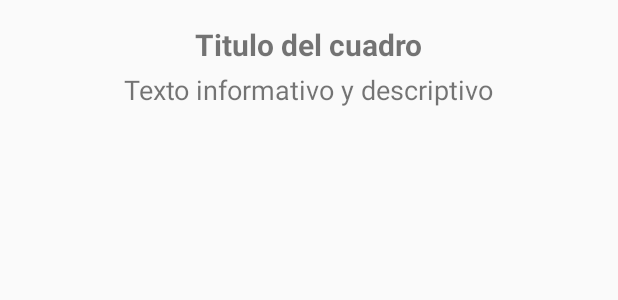
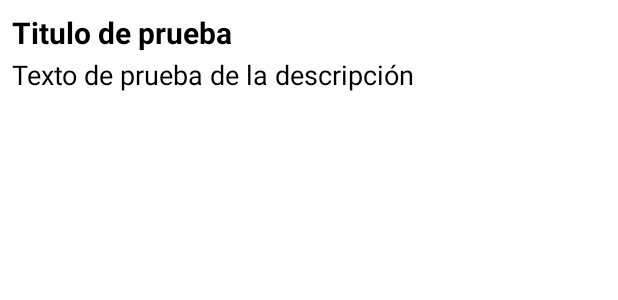
Before and after one commit to MarioFoos/KDnDApp, an Android app built with Jetpack Compose: the layout dialog_info_layout.xml on its own in the app's theme, with its tools: preview values and no code run, on a phone screen of 412 x 824 dp. Shown: the top 300 px of the screen. Run offline under Robolectric (Android 15) with nearby library versions, the phone set to English and light mode, and no system bars.

```diff
--- a/app/src/main/res/layout/dialog_info_layout.xml
+++ b/app/src/main/res/layout/dialog_info_layout.xml
@@ -1,37 +1,31 @@
 <?xml version="1.0" encoding="utf-8"?>
-<androidx.constraintlayout.widget.ConstraintLayout xmlns:android="http://schemas.android.com/apk/res/android"
+<LinearLayout xmlns:android="http://schemas.android.com/apk/res/android"
     xmlns:app="http://schemas.android.com/apk/res-auto"
     xmlns:tools="http://schemas.android.com/tools"
     android:layout_width="match_parent"
-    android:layout_height="match_parent">
+    android:layout_height="match_parent"
+    android:background="@color/clWhite"
+    android:orientation="vertical"
+    android:padding="@dimen/dimDialogPadding">
 
     <TextView
         android:id="@+id/textInfoTitle"
-        android:layout_width="wrap_content"
+        android:layout_width="match_parent"
         android:layout_height="wrap_content"
-        android:layout_marginStart="@dimen/dimDialogPadding"
-        android:layout_marginTop="@dimen/dimDialogPadding"
-        android:layout_marginEnd="@dimen/dimDialogPadding"
         android:textAlignment="viewStart"
+        android:textColor="@color/clBlack"
         android:textSize="@dimen/dimFontLarge"
         android:textStyle="bold"
-        app:layout_constraintEnd_toEndOf="parent"
-        app:layout_constraintStart_toStartOf="parent"
-        app:layout_constraintTop_toTopOf="parent"
-        tools:text="Titulo del cuadro" />
+        tools:text="Titulo de prueba" />
 
     <TextView
         android:id="@+id/textInfoDesc"
-        android:layout_width="wrap_content"
+        android:layout_width="match_parent"
         android:layout_height="wrap_content"
-        android:layout_marginStart="@dimen/dimDialogPadding"
-        android:layout_marginTop="@dimen/control_margin_normal"
-        android:layout_marginEnd="16dp"
+        android:layout_marginTop="@dimen/dimSpaceV"
         android:textAlignment="viewStart"
+        android:textColor="@color/clBlack"
         android:textSize="@dimen/dimFontNormal"
-        app:layout_constraintEnd_toEndOf="parent"
-        app:layout_constraintStart_toStartOf="parent"
-        app:layout_constraintTop_toBottomOf="@+id/textInfoTitle"
-        tools:text="Texto informativo y descriptivo" />
+        tools:text="Texto de prueba de la descripción" />
 
-</androidx.constraintlayout.widget.ConstraintLayout>
+</LinearLayout>
--- a/app/src/main/res/values/dimens.xml
+++ b/app/src/main/res/values/dimens.xml
@@ -28,7 +28,7 @@
     <dimen name="dimLevelFont">@dimen/dimFontLarge</dimen>
 
     <!-- Dialog -->
-    <dimen name="dimDialogPadding">16dp</dimen>
+    <dimen name="dimDialogPadding">8dp</dimen>
 
     <!-- Controls margin -->
     <dimen name="control_margin_normal">4dp</dimen>
```
Also changed, not shown: app/src/main/assets/strings.xml (+96 -0 lines), app/src/main/java/com/mlf/kdndapp/CharActivity.kt (+65 -23 lines).
